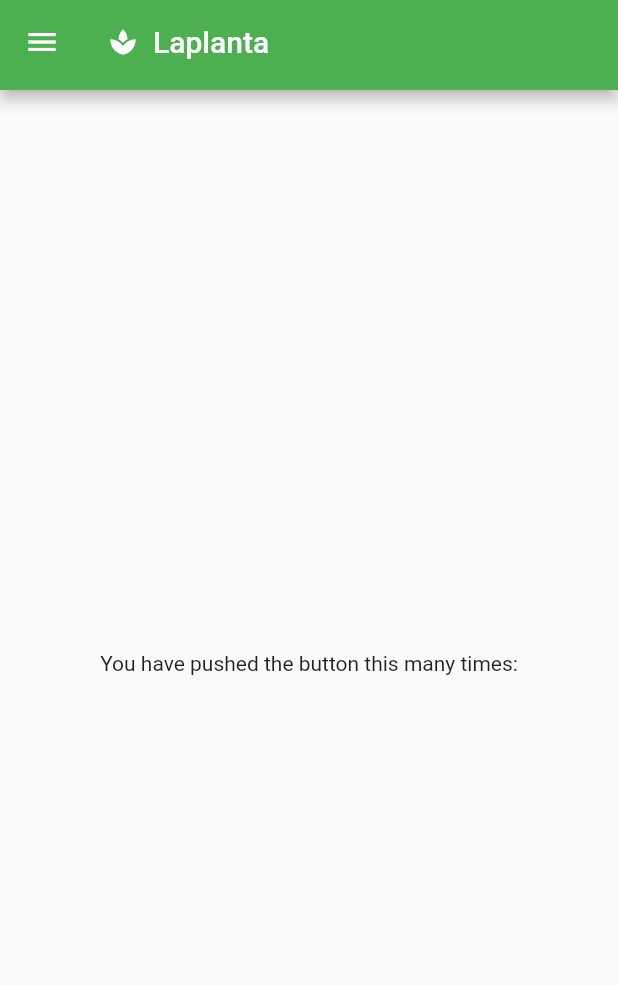
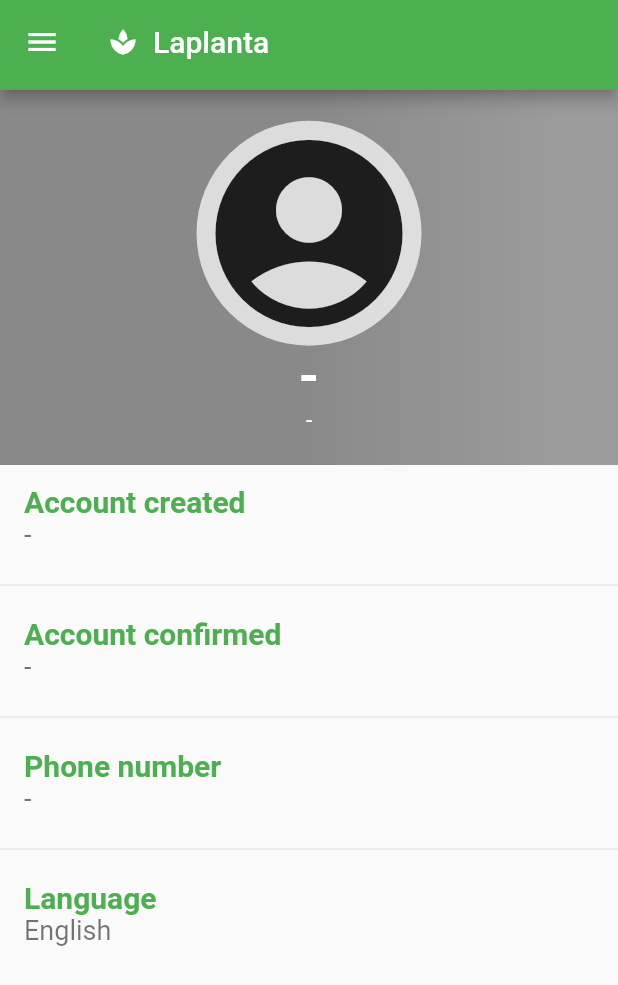
Before and after one commit to lezhocheck/laplanta, a Flutter app: the HomePage screen opened directly, on a phone screen of 412 x 824 dp. Shown: the top 985 px of the screen. Run offline on Flutter 3.47's test engine with Material 2 defaults, Android fonts, the phone set to English and light mode, and no system bars; our stand-ins replace dio, flutter_riverpod, flutter_secure_storage, hooks_riverpod; accounts and stored records are empty; network calls fail.

Commit message:
Added user profile

```diff
--- a/mobile/laplanta/lib/widgets/home_page.dart
+++ b/mobile/laplanta/lib/widgets/home_page.dart
@@ -1,18 +1,46 @@
+import 'dart:convert';
+
+import 'package:dio/dio.dart';
 import 'package:flutter/material.dart';
 import 'package:laplanta/side_panel_header.dart';
 import 'package:laplanta/widgets/app_bar.dart';
+import 'package:laplanta/services/api.dart';
+import 'package:flutter_riverpod/flutter_riverpod.dart';
+import 'package:laplanta/main.dart';
+import 'package:laplanta/widgets/my_plants.dart';
 
-class HomePage extends StatefulWidget {
+class HomePage extends ConsumerStatefulWidget {
   const HomePage({super.key, required this.title});
 
   final String title;
 
   @override
-  State<HomePage> createState() => _HomePageState();
+  ConsumerState<HomePage> createState() => _HomePageState();
 }
 
-class _HomePageState extends State<HomePage> {
+class _HomePageState extends ConsumerState<HomePage> {
   var currentPage = SidePanelSections.home;
+  Map<String, dynamic>? user;
+
+  @override
+  void initState() {
+    super.initState();
+    Api api = ref.read(apiProvider);
+    WidgetsBinding.instance.addPostFrameCallback((_) async {
+      try {
+        var response = await api.dio.get('${Api.connection}/user');
+        if (!mounted) return;
+        setState(() {
+          user = jsonDecode(response.toString())["msg"]["user"];
+        });
+      } on DioError catch (error) {
+        if (error.response != null) {
+          var json = jsonDecode(error.response.toString());
+          alert(context, json['msg'].toString());
+        }
+      }
+    });
+  }
 
   @override
   Widget build(BuildContext context) {
@@ -20,20 +48,128 @@ class _HomePageState extends State<HomePage> {
       appBar: LaplantaAppBar(
         title: widget.title,
       ),
-      body: Center(
+      body: ListView(children: <Widget>[
+        Container(
+          height: 250,
+          decoration: const BoxDecoration(
+            gradient: LinearGradient(
+              colors: [Colors.black45, Colors.black38],
+              begin: Alignment.centerLeft,
+              end: Alignment.centerRight,
+              stops: [0.5, 0.9],
+            ),
+          ),
           child: Column(
+            crossAxisAlignment: CrossAxisAlignment.center,
             mainAxisAlignment: MainAxisAlignment.center,
+            children: <Widget>[
+              Row(
+                mainAxisAlignment: MainAxisAlignment.spaceAround,
                 children: const <Widget>[
+                  CircleAvatar(
+                      backgroundColor: Colors.white70,
+                      minRadius: 60.0,
+                      child: Icon(
+                        Icons.account_circle,
+                        color: Colors.black87,
+                        size: 150,
+                      )),
+                ],
+              ),
               Text(
-              'You have pushed the button this many times:',
+                user?["name"] ?? "-",
+                style: const TextStyle(
+                  fontSize: 35,
+                  fontWeight: FontWeight.bold,
+                  color: Colors.white,
+                ),
+              ),
+              Text(
+                user?["email"] ?? "-",
+                style: const TextStyle(
+                  color: Colors.white,
+                  fontSize: 15,
+                ),
               ),
             ],
           ),
         ),
+        Column(
+          children: <Widget>[
+            ListTile(
+              title: const Text(
+                'Account created',
+                style: TextStyle(
+                  color: Colors.green,
+                  fontSize: 20,
+                  fontWeight: FontWeight.bold,
+                ),
+              ),
+              subtitle: Text(
+                user?["account_created"] ?? "-",
+                style: const TextStyle(
+                  fontSize: 18,
+                ),
+              ),
+            ),
+            const Divider(),
+            ListTile(
+              title: const Text(
+                'Account confirmed',
+                style: TextStyle(
+                  color: Colors.green,
+                  fontSize: 20,
+                  fontWeight: FontWeight.bold,
+                ),
+              ),
+              subtitle: Text(
+                user?["account_confirmed"] ?? "-",
+                style: const TextStyle(
+                  fontSize: 18,
+                ),
+              ),
+            ),
+            const Divider(),
+            ListTile(
+              title: const Text(
+                'Phone number',
+                style: TextStyle(
+                  color: Colors.green,
+                  fontSize: 20,
+                  fontWeight: FontWeight.bold,
+                ),
+              ),
+              subtitle: Text(
+                user?["telephone"] ?? "-",
+                style: const TextStyle(
+                  fontSize: 18,
+                ),
+              ),
+            ),
+            const Divider(),
+            ListTile(
+              title: const Text(
+                'Language',
+                style: TextStyle(
+                  color: Colors.green,
+                  fontSize: 20,
+                  fontWeight: FontWeight.bold,
+                ),
+              ),
+              subtitle: Text(
+                user?["language"] ?? "English",
+                style: const TextStyle(
+                  fontSize: 18,
+                ),
+              ),
+            ),
+          ],
+        )
+      ]),
       drawer: Drawer(
         child: SingleChildScrollView(
             child: Column(
-          children: [const SidePanelHeader(), sidePanelList()],
+          children: [SidePanelHeader(user: user), sidePanelList()],
         )),
       ),
     );
@@ -68,10 +204,14 @@ class _HomePageState extends State<HomePage> {
           setState(() {
             if (section == SidePanelSections.logout) {
               Navigator.pop(context);
+            } else if (section == SidePanelSections.myPlants) {
+              Navigator.push(
+                context,
+                MaterialPageRoute(
+                    builder: (context) => MyPlantsPage(title: widget.title)),
+              );
               currentPage = SidePanelSections.home;
-              return;
             }
-            currentPage = section;
           });
         },
         child: Padding(
--- a/mobile/laplanta/pubspec.yaml
+++ b/mobile/laplanta/pubspec.yaml
@@ -31,11 +31,15 @@ environment:
 dependencies:
   flutter:
     sdk: flutter
+  dio: ^4.0.6
+  flutter_hooks: ^0.18.0
+  hooks_riverpod: ^2.1.1
 
 
   # The following adds the Cupertino Icons font to your application.
   # Use with the CupertinoIcons class for iOS style icons.
   cupertino_icons: ^1.0.2
+  flutter_secure_storage: ^7.0.1
 
 dev_dependencies:
   flutter_test:
```
Also changed, not shown: mobile/laplanta/lib/login_screen.dart (+49 -18 lines), mobile/laplanta/lib/main.dart (+26 -1 lines), mobile/laplanta/lib/models/user.dart (added, +10 -0 lines), mobile/laplanta/lib/services/api.dart (added, +52 -0 lines), mobile/laplanta/lib/side_panel_header.dart (+9 -11 lines), mobile/laplanta/lib/widgets/my_plants.dart (added, +174 -0 lines), mobile/laplanta/pubspec.lock, 51 other files. Lines whose indentation alone changed are shown as unchanged.
